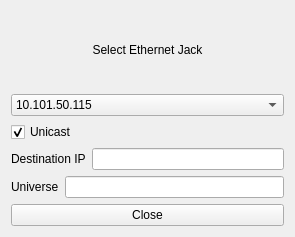
Above: UI/QT Files/Artnet Setup.ui from mmikulka/AutomatedLightTracker before the change. Below: the same form after it.
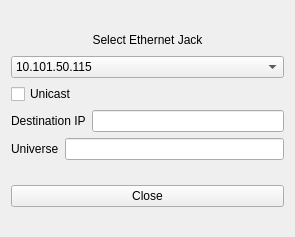
That is the form after the change.

The edit to the form file:
```diff
--- a/UI/QT Files/Artnet Setup.ui
+++ b/UI/QT Files/Artnet Setup.ui
@@ -29,6 +29,18 @@
        </item>
        <item row="1" column="1">
         <widget class="QLabel" name="label">
+         <property name="sizePolicy">
+          <sizepolicy hsizetype="Preferred" vsizetype="MinimumExpanding">
+           <horstretch>0</horstretch>
+           <verstretch>0</verstretch>
+          </sizepolicy>
+         </property>
+         <property name="maximumSize">
+          <size>
+           <width>16777215</width>
+           <height>20</height>
+          </size>
+         </property>
          <property name="text">
           <string>Select Ethernet Jack</string>
          </property>
@@ -45,7 +57,7 @@
         <string>Unicast</string>
        </property>
        <property name="checked">
-        <bool>true</bool>
+        <bool>false</bool>
        </property>
       </widget>
      </item>
```
Left out of the diff: 4 changed lines with no effect on the pictures.
